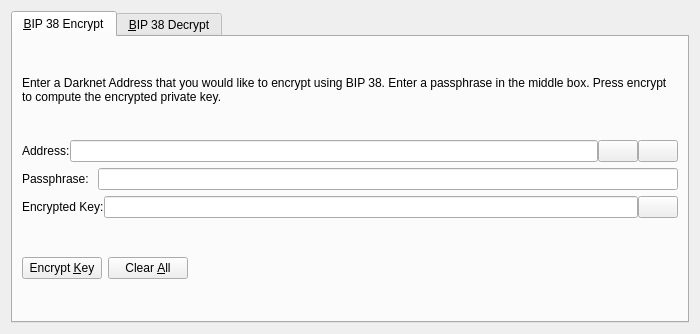
Qt form src/qt/forms/bip38tooldialog.ui (eons-finance/ALQO) before a commit.
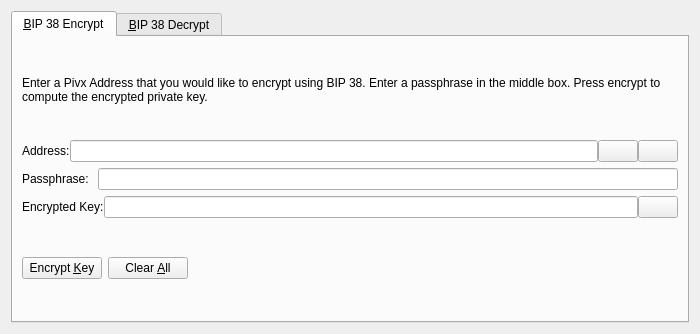
The same form after that commit. The open tabs and pages were chosen to show the change. Icons and pictures are not drawn. Custom widgets are drawn as their Qt base class.

```diff
--- a/src/qt/forms/bip38tooldialog.ui
+++ b/src/qt/forms/bip38tooldialog.ui
@@ -30,7 +30,7 @@
        <item>
         <widget class="QLabel" name="infoLabel_ENC">
          <property name="text">
-          <string>Enter a Darknet Address that you would like to encrypt using BIP 38. Enter a passphrase in the middle box. Press encrypt to compute the encrypted private key.</string>
+          <string>Enter a Pivx Address that you would like to encrypt using BIP 38. Enter a passphrase in the middle box. Press encrypt to compute the encrypted private key.</string>
          </property>
          <property name="textFormat">
           <enum>Qt::PlainText</enum>
```
Left out of the diff: 24 changed lines with no effect on the pictures.
